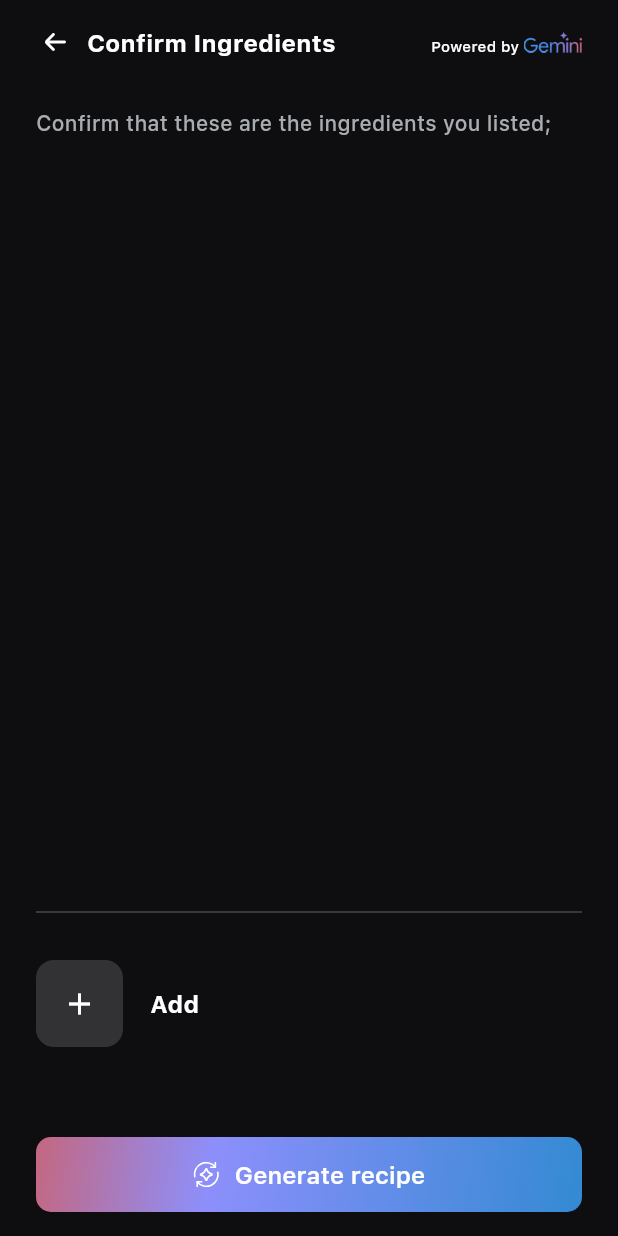
After one commit to Becca-Saka/recipe, a Flutter app: the ConfirmIngredientView screen opened directly, on a phone screen of 412 x 824 dp. The commit adds this screen. Run offline on Flutter 3.47's test engine with Material 3 defaults, Android fonts, the phone set to English and light mode, and no system bars; our stand-ins replace firebase_core, flutter_svg, google_generative_ai, speech_to_text; accounts and stored records are empty.

Commit message:
confirm ingredients

```diff
--- a/lib/models/ingredients.dart
+++ b/lib/models/ingredients.dart
@@ -1,6 +1,6 @@
 class Ingredient {
   final String name;
-  final int quantity;
+  final double quantity;
   final String unit;
 
   Ingredient({
@@ -12,8 +12,8 @@ class Ingredient {
   factory Ingredient.fromJson(Map<String, dynamic> json) {
     return Ingredient(
       name: json['name'],
-      quantity: json['quantity'],
-      unit: json['unit'] ?? '',
+      quantity: json['quantity'].toDouble(),
+      unit: json['unit'] ?? 'pcs',
     );
   }
 
--- a/lib/services/gemini_service.dart
+++ b/lib/services/gemini_service.dart
@@ -10,7 +10,21 @@ class GeminiService {
   late GenerativeModel imageModel;
   late ChatSession chat;
   final String prompt =
-      "Your role is to collect the ingredients and quantity information ad return it in a json format";
+      """Your role is to collect the ingredients and quantity information and return it in a json format that looks like this
+      {
+        "ingredients": [
+          {
+            "name": "eggs",
+            "quantity": 3,
+          },
+           ...
+        ]
+      }
+
+      NOTE:
+        1. If there is no "unit" value provided, take initiative and add an approprite unit for the ingredient.
+        2. If you cant determine the unit skip the field
+      """;
 
   final ValueNotifier<bool> loading = ValueNotifier(false);
   List<Content> get chats => chat.history.toList();
--- a/lib/shared/app_colors.dart
+++ b/lib/shared/app_colors.dart
@@ -2,6 +2,7 @@ import 'package:flutter/material.dart';
 
 class AppColors {
   static const Color primaryColor = Color(0xFF0E0E10);
+  static const Color subtitleColor = Color(0xFFA9ADB2);
   static const Color blue = Color(0xFF4285f4);
   static const Color secondaryColor = Color(0xFF9b72cb);
   static const Color tertiaryColor = Color(0xFFd96570);
--- a/lib/shared/app_text_style.dart
+++ b/lib/shared/app_text_style.dart
@@ -36,6 +36,12 @@ abstract class AppTextStyle {
   ///SF Pro medium 10
   static TextStyle get medium10 =>
       regular10.copyWith(fontWeight: AppFontWeight.medium);
+
+  ///SF Pro medium 14
+  static TextStyle get medium14 => regular10.copyWith(
+        fontWeight: AppFontWeight.medium,
+        fontSize: 14,
+      );
 
   ///SF Pro 14
   static TextStyle get regular14 => _baseTextStyle.copyWith(fontSize: 14);
--- /dev/null
+++ b/lib/shared/extensions/double.dart
@@ -0,0 +1,5 @@
+extension DoubleExtension on double {
+  String get removeDecimalZero {
+    return toStringAsFixed(truncateToDouble() == this ? 0 : 1);
+  }
+}
--- a/lib/shared/widget/custom_app_bar.dart
+++ b/lib/shared/widget/custom_app_bar.dart
@@ -19,9 +19,12 @@ class CustomAppBar extends StatelessWidget {
         child: Row(
           crossAxisAlignment: CrossAxisAlignment.center,
           children: [
-            const AppIcon(
+            AppIcon(
               icon: AppIconData.back,
               size: 24,
+              onTap: () {
+                Navigator.of(context).pop();
+              },
             ),
             const AppSpacing(h: 10),
             Text(
--- /dev/null
+++ b/lib/ui/confirm_ingredient_view.dart
@@ -0,0 +1,108 @@
+import 'package:flutter/material.dart';
+import 'package:provider/provider.dart';
+import 'package:recipe/providers/recipe_provider.dart';
+import 'package:recipe/shared/app_colors.dart';
+import 'package:recipe/shared/app_spacing.dart';
+import 'package:recipe/shared/app_text_style.dart';
+import 'package:recipe/shared/extensions/double.dart';
+import 'package:recipe/shared/extensions/string.dart';
+import 'package:recipe/shared/widget/app_button.dart';
+import 'package:recipe/shared/widget/custom_app_bar.dart';
+
+class ConfirmIngredientView extends StatelessWidget {
+  const ConfirmIngredientView({super.key});
+
+  @override
+  Widget build(BuildContext context) {
+    return Consumer<RecipeProvider>(
+      builder: (context, controller, child) {
+        return Scaffold(
+          backgroundColor: AppColors.primaryColor,
+          body: SafeArea(
+            child: Padding(
+              padding: const EdgeInsets.symmetric(horizontal: 24.0),
+              child: Column(
+                crossAxisAlignment: CrossAxisAlignment.start,
+                children: [
+                  const CustomAppBar(
+                    title: 'Confirm Ingredients',
+                  ),
+                  const AppSpacing(v: 16),
+                  Text(
+                    'Confirm that these are the ingredients you listed;',
+                    style: AppTextStyle.medium14.copyWith(
+                      color: AppColors.subtitleColor,
+                    ),
+                  ),
+                  Expanded(
+                    child: ListView.builder(
+                      shrinkWrap: true,
+                      padding: const EdgeInsets.symmetric(vertical: 24),
+                      itemCount: controller.ingredientList.length,
+                      itemBuilder: (context, index) {
+                        final item = controller.ingredientList[index];
+                        return ListTile(
+                          contentPadding: EdgeInsets.zero,
+                          leading: ClipRRect(
+                            borderRadius: BorderRadius.circular(12),
+                            child: Container(
+                              height: 58,
+                              width: 58,
+                              color: Colors.brown,
+                            ),
+                          ),
+                          title: Text(item.name.toTitleCase()),
+                          subtitle: Text(
+                            '${item.quantity.removeDecimalZero} ${item.unit}',
+                          ),
+                        );
+                      },
+                    ),
+                  ),
+                  const Divider(),
+                  AppSpacing.v24(),
+                  InkWell(
+                    borderRadius: BorderRadius.circular(12),
+                    onTap: () {
+                      //TODO: onadd
+                    },
+                    child: Row(
+                      children: [
+                        ClipRRect(
+                          borderRadius: BorderRadius.circular(12),
+                          child: Container(
+                            height: 58,
+                            width: 58,
+                            color: const Color(0xFF323234),
+                            child: const Icon(
+                              Icons.add,
+                              size: 24,
+                            ),
+                          ),
+                        ),
+                        const AppSpacing(h: 18),
+                        Text(
+                          'Add',
+                          style: AppTextStyle.bold16,
+                        ),
+                      ],
+                    ),
+                  ),
+                  const AppSpacing(v: 60),
+                  AppButton(
+                    title: 'Generate recipe',
+                    isLoading: controller.loading,
+                    onPressed: () {
+                      //TODO:
+                    },
+                  ),
+                  const AppSpacing(v: 16),
+                ],
+              ),
+            ),
+          ),
+        );
+      },
+    );
+  }
+}
```
Also changed, not shown: lib/providers/recipe_provider.dart (+8 -6 lines), lib/shared/extensions/string.dart (added, +8 -0 lines), lib/shared/widget/app_input.dart (+3 -5 lines), lib/ui/collect_ingredient_view.dart (+0 -15 lines).
